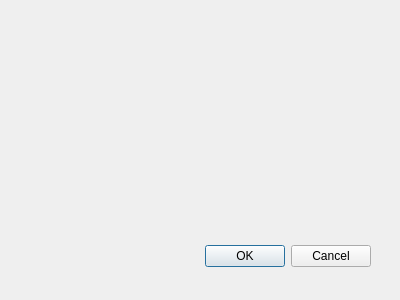
Before: the Qt Designer form src/plugins/RegExpInputRename/regexpinputrenamedialog.ui in karakirimu/AutoBatchTools, drawn with Qt 5.
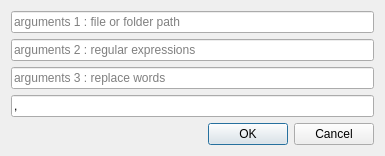
After: the same form once the commit is applied.

What changed in the file:
```diff
--- a/src/plugins/RegExpInputRename/regexpinputrenamedialog.ui
+++ b/src/plugins/RegExpInputRename/regexpinputrenamedialog.ui
@@ -8,22 +8,50 @@
    <rect>
     <x>0</x>
     <y>0</y>
-    <width>400</width>
-    <height>300</height>
+    <width>385</width>
+    <height>150</height>
    </rect>
   </property>
   <property name="windowTitle">
    <string>Dialog</string>
   </property>
-  <widget name="buttonBox" class="QDialogButtonBox">
-   <property name="geometry">
-    <rect>
-     <x>30</x>
-     <y>240</y>
-     <width>341</width>
-     <height>32</height>
-    </rect>
-   </property>
+  <layout class="QVBoxLayout" name="verticalLayout">
+   <item>
+    <widget class="QLineEdit" name="InputlineEdit">
+     <property name="placeholderText">
+      <string>arguments 1 : file or folder path</string>
+     </property>
+    </widget>
+   </item>
+   <item>
+    <widget class="QLineEdit" name="regExplineEdit">
+     <property name="toolTip">
+      <string>&lt;html&gt;&lt;head/&gt;&lt;body&gt;&lt;p&gt;When converting with multiple regular expressions, the regular expression and the replacement character are divided according to the characters specified in the next text box, and character conversion is performed from the forward.&lt;/p&gt;&lt;/body&gt;&lt;/html&gt;</string>
+     </property>
+     <property name="placeholderText">
+      <string>arguments 2 : regular expressions</string>
+     </property>
+    </widget>
+   </item>
+   <item>
+    <widget class="QLineEdit" name="replaceLineEdit">
+     <property name="placeholderText">
+      <string>arguments 3 : replace words</string>
+     </property>
+    </widget>
+   </item>
+   <item>
+    <widget class="QLineEdit" name="separatorLineEdit">
+     <property name="text">
+      <string>,</string>
+     </property>
+     <property name="placeholderText">
+      <string>arguments 4 : separator</string>
+     </property>
+    </widget>
+   </item>
+   <item>
+    <widget class="QDialogButtonBox" name="buttonBox">
    <property name="orientation">
     <enum>Qt::Horizontal</enum>
    </property>
@@ -31,6 +59,8 @@
     <set>QDialogButtonBox::Cancel|QDialogButtonBox::Ok</set>
    </property>
   </widget>
+   </item>
+  </layout>
  </widget>
  <pixmapfunction/>
  <resources/>
```
Left out of the diff: 7 changed lines with no effect on the pictures. Lines whose indentation alone changed are shown as unchanged.
